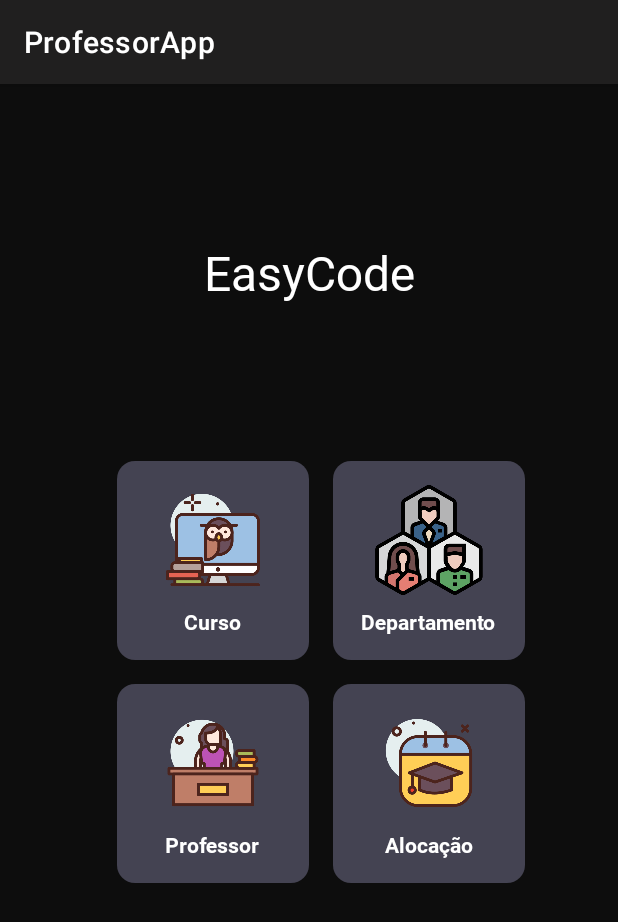
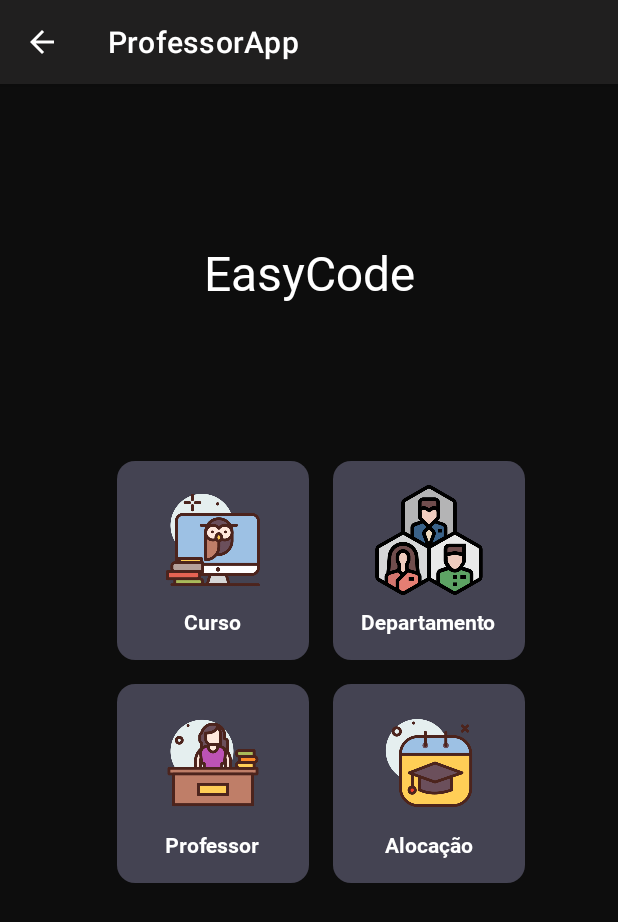
Before and after one commit to MirellaLDS/QualitiCurso, an Android app: the screen it shows after launch (MainActivity), on a phone screen of 412 x 824 dp. Shown: the top 922 px of the screen. Run offline under Robolectric (Android 15) with nearby library versions, the phone set to English and light mode, and no system bars.

Commit message:
Curso api

```diff
--- /dev/null
+++ b/ProfessorApp/app/src/main/java/com/example/professorapp/view/HomeFragment.kt
@@ -0,0 +1,32 @@
+package com.example.professorapp.view
+
+import android.os.Bundle
+import androidx.fragment.app.Fragment
+import android.view.LayoutInflater
+import android.view.View
+import android.view.ViewGroup
+import androidx.navigation.fragment.findNavController
+import com.example.professorapp.R
+import com.example.professorapp.databinding.FragmentHomeBinding
+
+class HomeFragment : Fragment() {
+
+    private lateinit var viewBinding: FragmentHomeBinding
+
+    override fun onCreateView(
+        inflater: LayoutInflater, container: ViewGroup?,
+        savedInstanceState: Bundle?
+    ): View {
+        viewBinding = FragmentHomeBinding.inflate(layoutInflater)
+        return viewBinding.root
+    }
+
+    override fun onViewCreated(view: View, savedInstanceState: Bundle?) {
+        super.onViewCreated(view, savedInstanceState)
+
+        viewBinding.lvLinearLayoutCourse.setOnClickListener {
+            findNavController().navigate(R.id.action_homeFragment_to_listagemFragment2)
+        }
+    }
+
+}
--- a/ProfessorApp/app/src/main/java/com/example/professorapp/MainActivity.kt
+++ b/ProfessorApp/app/src/main/java/com/example/professorapp/view/MainActivity.kt
@@ -1,4 +1,4 @@
-package com.example.professorapp
+package com.example.professorapp.view
 
 import android.content.Intent
 import android.os.Bundle
@@ -15,9 +15,7 @@ class MainActivity : AppCompatActivity() {
         viewBinding = ActivityMainBinding.inflate(layoutInflater)
         setContentView(viewBinding.root)
 
-        viewBinding.lvLinearLayoutProfessor.setOnClickListener {
-            val intent = Intent(this, MainActivity2::class.java)
-            startActivity(intent)
-        }
+        supportActionBar?.setDisplayHomeAsUpEnabled(true)
+
     }
 }
--- a/ProfessorApp/app/src/main/res/layout/activity_main.xml
+++ b/ProfessorApp/app/src/main/res/layout/activity_main.xml
@@ -4,136 +4,17 @@
     xmlns:tools="http://schemas.android.com/tools"
     android:layout_width="match_parent"
     android:layout_height="match_parent"
-    tools:context=".MainActivity">
+    tools:context=".view.MainActivity">
 
-    <TextView
-        android:id="@+id/tvTitle"
-        android:layout_width="wrap_content"
-        android:layout_height="wrap_content"
-        android:fontFamily="@font/roboto_regular"
-        android:text="EasyCode"
-        android:textColor="@color/white"
-        android:textSize="32sp"
-        app:layout_constraintBottom_toTopOf="@+id/lvLinearLayoutCourse"
-        app:layout_constraintEnd_toEndOf="parent"
-        app:layout_constraintStart_toStartOf="parent"
-        app:layout_constraintTop_toTopOf="parent" />
-
-    <LinearLayout
-        android:id="@+id/lvLinearLayoutCourse"
-        android:layout_width="wrap_content"
-        android:layout_height="wrap_content"
-        android:orientation="vertical"
-        android:padding="@dimen/size_g"
-        android:background="@drawable/shape_category_background"
-        android:layout_margin="@dimen/size_g"
-        app:layout_constraintVertical_chainStyle="packed"
-        app:layout_constraintHorizontal_chainStyle="packed"
+    <androidx.fragment.app.FragmentContainerView
+        android:id="@+id/nav_host_fragment"
+        android:name="androidx.navigation.fragment.NavHostFragment"
+        android:layout_width="0dp"
+        android:layout_height="0dp"
+        app:defaultNavHost="true"
+        app:layout_constraintBottom_toBottomOf="parent"
+        app:layout_constraintLeft_toLeftOf="parent"
+        app:layout_constraintRight_toRightOf="parent"
         app:layout_constraintTop_toTopOf="parent"
-        app:layout_constraintStart_toStartOf="parent"
-        app:layout_constraintEnd_toStartOf="@id/lvLinearLayoutDepartament"
-        app:layout_constraintBottom_toTopOf="@id/lvLinearLayoutProfessor">
-        <ImageView
-            android:id="@+id/ivActionIconCourse"
-            android:layout_width="96dp"
-            android:layout_height="73dp"
-            android:src="@drawable/curso"/>
-
-        <TextView
-            android:id="@+id/tvCategoryNameCourse"
-            android:layout_width="wrap_content"
-            android:layout_height="wrap_content"
-            android:layout_gravity="center_horizontal"
-            android:layout_marginTop="@dimen/size_m"
-            android:textColor="@color/white"
-            android:fontFamily="@font/roboto_bold"
-            android:text="@string/course_label"/>
-    </LinearLayout>
-
-    <LinearLayout
-        android:id="@+id/lvLinearLayoutDepartament"
-        android:layout_width="wrap_content"
-        android:layout_height="wrap_content"
-        android:orientation="vertical"
-        android:padding="@dimen/size_g"
-        android:layout_marginVertical="@dimen/size_g"
-        app:layout_constraintVertical_chainStyle="packed"
-        android:background="@drawable/shape_category_background"
-        app:layout_constraintTop_toTopOf="parent"
-        app:layout_constraintStart_toEndOf="@id/lvLinearLayoutCourse"
-        app:layout_constraintEnd_toEndOf="parent"
-        app:layout_constraintBottom_toTopOf="@id/lvLinearLayoutAllocation">
-        <ImageView
-            android:id="@+id/ivActionIconDepartament"
-            android:layout_width="96dp"
-            android:layout_height="73dp"
-            android:src="@drawable/departamento"/>
-
-        <TextView
-            android:id="@+id/tvCategoryNameDepartament"
-            android:layout_width="wrap_content"
-            android:layout_height="wrap_content"
-            android:layout_gravity="center_horizontal"
-            android:layout_marginTop="@dimen/size_m"
-            android:textColor="@color/white"
-            android:fontFamily="@font/roboto_bold"
-            android:text="@string/departamento"/>
-    </LinearLayout>
-
-    <LinearLayout
-        android:id="@+id/lvLinearLayoutProfessor"
-        android:layout_width="wrap_content"
-        android:layout_height="wrap_content"
-        android:orientation="vertical"
-        android:padding="@dimen/size_g"
-        android:background="@drawable/shape_category_background"
-        app:layout_constraintTop_toBottomOf="@id/lvLinearLayoutCourse"
-        app:layout_constraintStart_toStartOf="@id/lvLinearLayoutCourse"
-        app:layout_constraintEnd_toEndOf="@id/lvLinearLayoutCourse"
-        app:layout_constraintBottom_toBottomOf="parent">
-        <ImageView
-            android:id="@+id/ivActionIconProfessor"
-            android:layout_width="96dp"
-            android:layout_height="73dp"
-            android:src="@drawable/professor"/>
-
-        <TextView
-            android:id="@+id/tvCategoryNameProfessor"
-            android:layout_width="wrap_content"
-            android:layout_height="wrap_content"
-            android:layout_gravity="center_horizontal"
-            android:layout_marginTop="@dimen/size_m"
-            android:textColor="@color/white"
-            android:fontFamily="@font/roboto_bold"
-            android:text="@string/professor_label"/>
-    </LinearLayout>
-
-    <LinearLayout
-        android:id="@+id/lvLinearLayoutAllocation"
-        android:layout_width="wrap_content"
-        android:layout_height="wrap_content"
-        android:orientation="vertical"
-        android:padding="@dimen/size_g"
-        android:background="@drawable/shape_category_background"
-        app:layout_constraintTop_toBottomOf="@id/lvLinearLayoutDepartament"
-        app:layout_constraintStart_toStartOf="@id/lvLinearLayoutDepartament"
-        app:layout_constraintEnd_toEndOf="@id/lvLinearLayoutDepartament"
-        app:layout_constraintBottom_toBottomOf="parent">
-        <ImageView
-            android:id="@+id/ivActionIconAllocation"
-            android:layout_width="96dp"
-            android:layout_height="73dp"
-            android:src="@drawable/allocation"/>
-
-        <TextView
-            android:id="@+id/tvCategoryNameAllocation"
-            android:layout_width="wrap_content"
-            android:layout_height="wrap_content"
-            android:layout_gravity="center_horizontal"
-            android:layout_marginTop="@dimen/size_m"
-            android:textColor="@color/white"
-            android:fontFamily="@font/roboto_bold"
-            android:text="@string/allocation_label"/>
-    </LinearLayout>
-
+        app:navGraph="@navigation/nav_graph" />
 </androidx.constraintlayout.widget.ConstraintLayout>
--- /dev/null
+++ b/ProfessorApp/app/src/main/res/layout/fragment_home.xml
@@ -0,0 +1,145 @@
+<?xml version="1.0" encoding="utf-8"?>
+<FrameLayout xmlns:android="http://schemas.android.com/apk/res/android"
+    xmlns:tools="http://schemas.android.com/tools"
+    android:layout_width="match_parent"
+    android:layout_height="match_parent"
+    xmlns:app="http://schemas.android.com/apk/res-auto"
+    tools:context=".view.HomeFragment">
+    <androidx.constraintlayout.widget.ConstraintLayout
+        android:layout_width="match_parent"
+        android:layout_height="match_parent"
+        tools:context=".view.MainActivity">
+
+        <TextView
+            android:id="@+id/tvTitle"
+            android:layout_width="wrap_content"
+            android:layout_height="wrap_content"
+            android:fontFamily="@font/roboto_regular"
+            android:text="EasyCode"
+            android:textColor="@color/white"
+            android:textSize="32sp"
+            app:layout_constraintBottom_toTopOf="@+id/lvLinearLayoutCourse"
+            app:layout_constraintEnd_toEndOf="parent"
+            app:layout_constraintStart_toStartOf="parent"
+            app:layout_constraintTop_toTopOf="parent" />
+
+        <LinearLayout
+            android:id="@+id/lvLinearLayoutCourse"
+            android:layout_width="wrap_content"
+            android:layout_height="wrap_content"
+            android:orientation="vertical"
+            android:padding="@dimen/size_g"
+            android:background="@drawable/shape_category_background"
+            android:layout_margin="@dimen/size_g"
+            app:layout_constraintVertical_chainStyle="packed"
+            app:layout_constraintHorizontal_chainStyle="packed"
+            app:layout_constraintTop_toTopOf="parent"
+            app:layout_constraintStart_toStartOf="parent"
+            app:layout_constraintEnd_toStartOf="@id/lvLinearLayoutDepartament"
+            app:layout_constraintBottom_toTopOf="@id/lvLinearLayoutProfessor">
+            <ImageView
+                android:id="@+id/ivActionIconCourse"
+                android:layout_width="96dp"
+                android:layout_height="73dp"
+                android:src="@drawable/curso"/>
+
+            <TextView
+                android:id="@+id/tvCategoryNameCourse"
+                android:layout_width="wrap_content"
+                android:layout_height="wrap_content"
+                android:layout_gravity="center_horizontal"
+                android:layout_marginTop="@dimen/size_m"
+                android:textColor="@color/white"
+                android:fontFamily="@font/roboto_bold"
+                android:text="@string/course_label"/>
+        </LinearLayout>
+
+        <LinearLayout
+            android:id="@+id/lvLinearLayoutDepartament"
+            android:layout_width="wrap_content"
+            android:layout_height="wrap_content"
+            android:orientation="vertical"
+            android:padding="@dimen/size_g"
+            android:layout_marginVertical="@dimen/size_g"
+            app:layout_constraintVertical_chainStyle="packed"
+            android:background="@drawable/shape_category_background"
+            app:layout_constraintTop_toTopOf="parent"
+            app:layout_constraintStart_toEndOf="@id/lvLinearLayoutCourse"
+            app:layout_constraintEnd_toEndOf="parent"
+            app:layout_constraintBottom_toTopOf="@id/lvLinearLayoutAllocation">
+            <ImageView
+                android:id="@+id/ivActionIconDepartament"
+                android:layout_width="96dp"
+                android:layout_height="73dp"
+                android:src="@drawable/departamento"/>
+
+            <TextView
+                android:id="@+id/tvCategoryNameDepartament"
+                android:layout_width="wrap_content"
+                android:layout_height="wrap_content"
+                android:layout_gravity="center_horizontal"
+                android:layout_marginTop="@dimen/size_m"
+                android:textColor="@color/white"
+                android:fontFamily="@font/roboto_bold"
+                android:text="@string/departamento"/>
+        </LinearLayout>
+
+        <LinearLayout
+            android:id="@+id/lvLinearLayoutProfessor"
+            android:layout_width="wrap_content"
+            android:layout_height="wrap_content"
+            android:orientation="vertical"
+            android:padding="@dimen/size_g"
+            android:background="@drawable/shape_category_background"
+            app:layout_constraintTop_toBottomOf="@id/lvLinearLayoutCourse"
+            app:layout_constraintStart_toStartOf="@id/lvLinearLayoutCourse"
+            app:layout_constraintEnd_toEndOf="@id/lvLinearLayoutCourse"
+            app:layout_constraintBottom_toBottomOf="parent">
+            <ImageView
+                android:id="@+id/ivActionIconProfessor"
+                android:layout_width="96dp"
+                android:layout_height="73dp"
+                android:src="@drawable/professor"/>
+
+            <TextView
+                android:id="@+id/tvCategoryNameProfessor"
+                android:layout_width="wrap_content"
+                android:layout_height="wrap_content"
+                android:layout_gravity="center_horizontal"
+                android:layout_marginTop="@dimen/size_m"
+                android:textColor="@color/white"
+                android:fontFamily="@font/roboto_bold"
+                android:text="@string/professor_label"/>
+        </LinearLayout>
+
+        <LinearLayout
+            android:id="@+id/lvLinearLayoutAllocation"
+            android:layout_width="wrap_content"
+            android:layout_height="wrap_content"
+            android:orientation="vertical"
+            android:padding="@dimen/size_g"
+            android:background="@drawable/shape_category_background"
+            app:layout_constraintTop_toBottomOf="@id/lvLinearLayoutDepartament"
+            app:layout_constraintStart_toStartOf="@id/lvLinearLayoutDepartament"
+            app:layout_constraintEnd_toEndOf="@id/lvLinearLayoutDepartament"
+            app:layout_constraintBottom_toBottomOf="parent">
+            <ImageView
+                android:id="@+id/ivActionIconAllocation"
+                android:layout_width="96dp"
+                android:layout_height="73dp"
+                android:src="@drawable/allocation"/>
+
+            <TextView
+                android:id="@+id/tvCategoryNameAllocation"
+                android:layout_width="wrap_content"
+                android:layout_height="wrap_content"
+                android:layout_gravity="center_horizontal"
+                android:layout_marginTop="@dimen/size_m"
+                android:textColor="@color/white"
+                android:fontFamily="@font/roboto_bold"
+                android:text="@string/allocation_label"/>
+        </LinearLayout>
+
+    </androidx.constraintlayout.widget.ConstraintLayout>
+
+</FrameLayout>
--- /dev/null
+++ b/ProfessorApp/app/src/main/res/navigation/nav_graph.xml
@@ -0,0 +1,22 @@
+<?xml version="1.0" encoding="utf-8"?>
+<navigation xmlns:android="http://schemas.android.com/apk/res/android"
+             xmlns:app="http://schemas.android.com/apk/res-auto"
+    xmlns:tools="http://schemas.android.com/tools"
+    android:id="@+id/nav_graph"
+    app:startDestination="@id/homeFragment">
+
+    <fragment
+        android:id="@+id/homeFragment"
+        android:name="com.example.professorapp.view.HomeFragment"
+        android:label="fragment_home"
+        tools:layout="@layout/fragment_home" >
+        <action
+            android:id="@+id/action_homeFragment_to_listagemFragment2"
+            app:destination="@id/listagemFragment2" />
+    </fragment>
+    <fragment
+        android:id="@+id/listagemFragment2"
+        android:name="com.example.professorapp.view.ListagemFragment"
+        android:label="fragment_listagem"
+        tools:layout="@layout/fragment_listagem" />
+</navigation>
--- a/ProfessorApp/app/src/main/res/values/strings.xml
+++ b/ProfessorApp/app/src/main/res/values/strings.xml
@@ -4,4 +4,7 @@
     <string name="professor_label">Professor</string>
     <string name="allocation_label">Alocação</string>
     <string name="departamento">Departamento</string>
+    <!-- TODO: Remove or change this placeholder text -->
+    <string name="hello_blank_fragment">Hello blank fragment</string>
+    <string name="home_menu">Home</string>
 </resources>
```
Also changed, not shown: ProfessorApp/app/build.gradle (+15 -0 lines), ProfessorApp/app/src/main/AndroidManifest.xml (+3 -4 lines), ProfessorApp/app/src/main/java/com/example/professorapp/MainActivity2.kt (deleted, +0 -18 lines), ProfessorApp/app/src/main/java/com/example/professorapp/config/RetrofitConfig.kt (added, +13 -0 lines), ProfessorApp/app/src/main/java/com/example/professorapp/model/Course.kt (added, +12 -0 lines), ProfessorApp/app/src/main/java/com/example/professorapp/service/CourseService.kt (added, +11 -0 lines), ProfessorApp/app/src/main/java/com/example/professorapp/view/CustomAdapter.kt (renamed from ProfessorApp/app/src/main/java/com/example/professorapp/CustomAdapter.kt, +12 -4 lines), ProfessorApp/app/src/main/java/com/example/professorapp/view/ListagemFragment.kt (added, +95 -0 lines), ProfessorApp/app/src/main/res/layout/activity_main2.xml (deleted, +0 -19 lines), ProfessorApp/app/src/main/res/layout/fragment_listagem.xml (added, +25 -0 lines), ProfessorApp/app/src/main/res/menu/menu.xml (added, +8 -0 lines).
